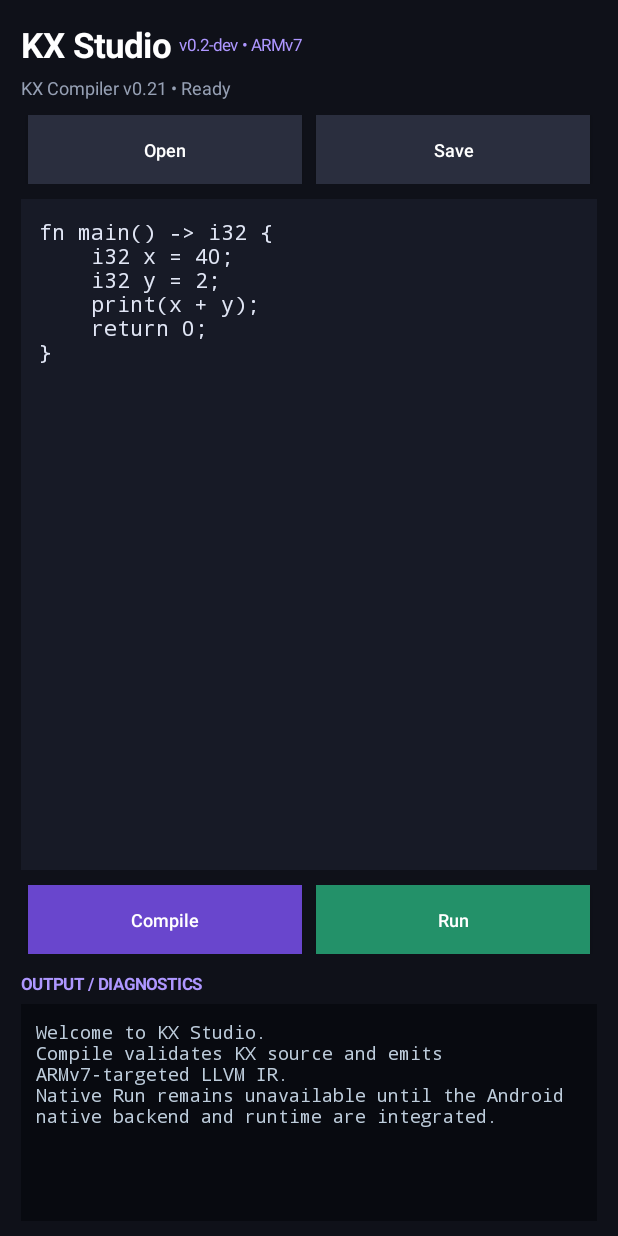
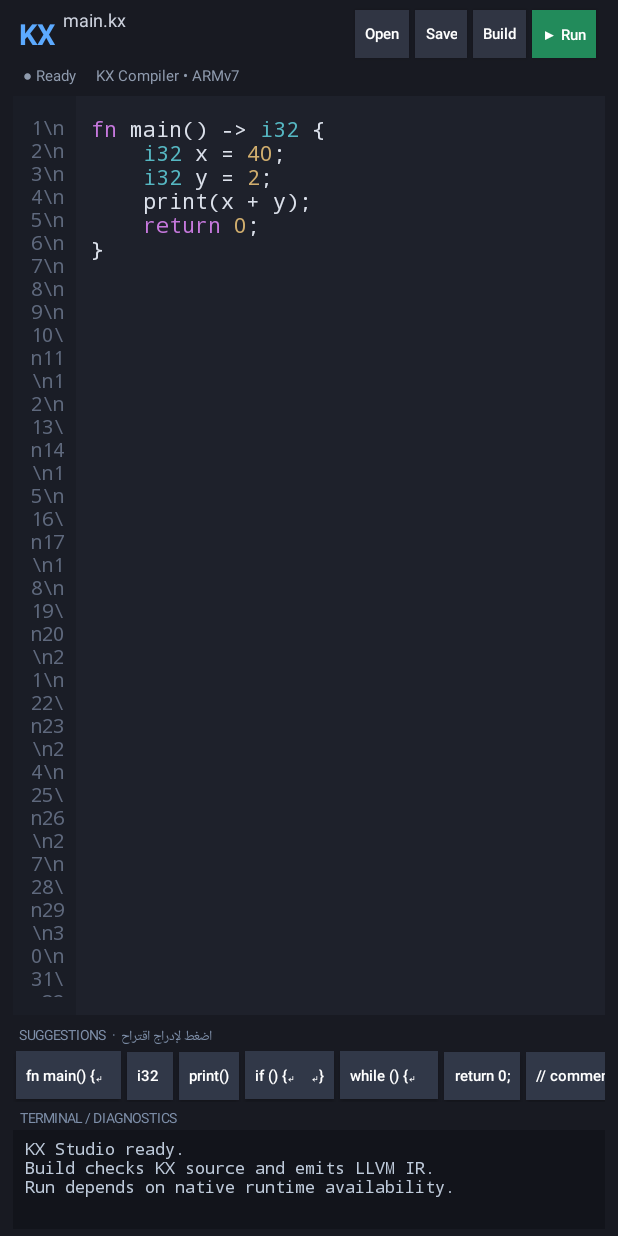
Before and after one commit to khalilxmodz-stack/KX_programingLung_project, an Android app: the screen it shows after launch (MainActivity), on a phone screen of 412 x 824 dp. Run offline under Robolectric (Android 15) with nearby library versions, the phone set to English and light mode, and no system bars; 1 statement that could not run was skipped.

Commit message:
Add VS Code-like landscape editor UI and coding assistance

```diff
--- a/app/src/main/java/com/khalilxmodz/kxstudio/MainActivity.kt
+++ b/app/src/main/java/com/khalilxmodz/kxstudio/MainActivity.kt
@@ -8,15 +8,24 @@ import android.net.Uri
 import android.os.Bundle
 import android.os.Handler
 import android.os.Looper
+import android.text.Editable
+import android.text.Spannable
+import android.text.SpannableString
+import android.text.TextWatcher
+import android.text.style.ForegroundColorSpan
 import android.view.Gravity
+import android.view.KeyEvent
+import android.view.View
 import android.view.ViewGroup
 import android.widget.Button
 import android.widget.EditText
+import android.widget.HorizontalScrollView
 import android.widget.LinearLayout
 import android.widget.ScrollView
 import android.widget.TextView
 import android.widget.Toast
 import java.util.concurrent.Executors
+import java.util.regex.Pattern
 
 class MainActivity : Activity() {
     private lateinit var editor: EditText
@@ -24,6 +33,8 @@ class MainActivity : Activity() {
     private lateinit var status: TextView
     private lateinit var compileButton: Button
     private lateinit var runButton: Button
+    private var applyingHighlight = false
+    private var applyingPair = false
 
     private val worker = Executors.newSingleThreadExecutor()
     private val mainHandler = Handler(Looper.getMainLooper())
@@ -43,13 +54,17 @@ class MainActivity : Activity() {
     return 0;
 }
 """
+        private val KEYWORDS = Pattern.compile("\\b(fn|return|if|else|while|for|break|continue|true|false|null|struct|enum|const|let|mut|pub|import|include)\\b")
+        private val TYPES = Pattern.compile("\\b(i8|i16|i32|i64|u8|u16|u32|u64|f32|f64|bool|void|string|char)\\b")
+        private val NUMBERS = Pattern.compile("\\b[0-9]+(\\.[0-9]+)?\\b")
+        private val STRINGS = Pattern.compile("\"([^\\\\\"]|\\\\.)*\"|'([^\\\\']|\\\\.)*'")
+        private val COMMENTS = Pattern.compile("//[^\\n]*|/\\*[\\s\\S]*?\\*/")
     }
 
     override fun onCreate(savedInstanceState: Bundle?) {
         super.onCreate(savedInstanceState)
-        window.statusBarColor = Color.rgb(15, 17, 25)
-        window.navigationBarColor = Color.rgb(15, 17, 25)
-        window.decorView.systemUiVisibility = 0
+        window.statusBarColor = Color.rgb(24, 26, 34)
+        window.navigationBarColor = Color.rgb(24, 26, 34)
         buildUi(savedInstanceState?.getString(STATE_SOURCE))
     }
 
@@ -61,105 +76,215 @@ class MainActivity : Activity() {
     private fun buildUi(restoredSource: String?) {
         val root = LinearLayout(this).apply {
             orientation = LinearLayout.VERTICAL
-            setPadding(dp(14), dp(14), dp(14), dp(10))
-            setBackgroundColor(Color.rgb(15, 17, 25))
+            setPadding(dp(9), dp(5), dp(9), dp(5))
+            setBackgroundColor(Color.rgb(24, 26, 34))
         }
-        val header = LinearLayout(this).apply { orientation = LinearLayout.HORIZONTAL; gravity = Gravity.CENTER_VERTICAL }
+
+        // Compact VS Code-like top command bar; Run stays at the top.
+        val toolbar = LinearLayout(this).apply {
+            orientation = LinearLayout.HORIZONTAL
+            gravity = Gravity.CENTER_VERTICAL
+            setPadding(dp(4), 0, dp(4), 0)
+        }
         val brand = TextView(this).apply {
-            text = "KX Studio"
-            textSize = 23f
-            setTextColor(Color.WHITE)
+            text = "KX"
+            textSize = 19f
             typeface = Typeface.create("sans-serif", Typeface.BOLD)
+            setTextColor(Color.rgb(92, 170, 255))
         }
-        val version = TextView(this).apply {
-            text = "  v0.2-dev • ARMv7"
-            textSize = 11f
-            setTextColor(Color.rgb(174, 151, 255))
+        val fileName = TextView(this).apply {
+            text = "  main.kx"
+            textSize = 12f
+            setTextColor(Color.rgb(205, 210, 222))
         }
-        header.addView(brand)
-        header.addView(version)
-        root.addView(header)
+        toolbar.addView(brand)
+        toolbar.addView(fileName, LinearLayout.LayoutParams(0, dp(36), 1f))
+        val open = smallButton("Open") { openFile() }
+        val save = smallButton("Save") { saveFile() }
+        compileButton = smallButton("Build") { compile() }
+        runButton = smallButton("▶ Run", Color.rgb(34, 139, 91)) { runCode() }
+        toolbar.addView(open)
+        toolbar.addView(save)
+        toolbar.addView(compileButton)
+        toolbar.addView(runButton)
+        root.addView(toolbar)
 
         status = TextView(this).apply {
-            text = "KX Compiler v0.21 • Ready"
-            textSize = 12f
-            setTextColor(Color.rgb(150, 160, 180))
-            setPadding(0, dp(5), 0, dp(10))
+            text = "● Ready     KX Compiler • ARMv7"
+            textSize = 10f
+            setTextColor(Color.rgb(143, 155, 174))
+            setPadding(dp(7), dp(2), 0, dp(4))
         }
         root.addView(status)
 
-        val fileRow = LinearLayout(this).apply { orientation = LinearLayout.HORIZONTAL }
-        fileRow.addView(actionButton("Open", Color.rgb(42, 46, 62)) { openFile() }, weight())
-        fileRow.addView(actionButton("Save", Color.rgb(42, 46, 62)) { saveFile() }, weight())
-        root.addView(fileRow)
-
+        val editorFrame = LinearLayout(this).apply {
+            orientation = LinearLayout.HORIZONTAL
+            setBackgroundColor(Color.rgb(30, 33, 43))
+        }
+        val lineNumbers = TextView(this).apply {
+            text = (1..60).joinToString("\\n") { it.toString() }
+            textSize = 13f
+            typeface = Typeface.MONOSPACE
+            gravity = Gravity.TOP or Gravity.END
+            setTextColor(Color.rgb(95, 105, 125))
+            setPadding(dp(8), dp(12), dp(8), dp(12))
+            setBackgroundColor(Color.rgb(26, 29, 38))
+        }
+        editorFrame.addView(lineNumbers, LinearLayout.LayoutParams(dp(42), ViewGroup.LayoutParams.MATCH_PARENT))
         editor = EditText(this).apply {
             setText(restoredSource ?: SAMPLE)
-            setTextColor(Color.rgb(225, 230, 245))
+            setTextColor(Color.rgb(220, 225, 235))
             setHintTextColor(Color.GRAY)
-            setBackgroundColor(Color.rgb(23, 26, 38))
+            setBackgroundColor(Color.TRANSPARENT)
             textSize = 14f
             typeface = Typeface.MONOSPACE
             gravity = Gravity.TOP or Gravity.START
-            setPadding(dp(12), dp(12), dp(12), dp(12))
+            setPadding(dp(10), dp(12), dp(12), dp(12))
             setHorizontallyScrolling(true)
             isSingleLine = false
-            minLines = 11
-            maxLines = 24
+            minLines = 12
+            setTextIsSelectable(true)
         }
-        root.addView(editor, LinearLayout.LayoutParams(ViewGroup.LayoutParams.MATCH_PARENT, 0, 1f).apply {
-            topMargin = dp(10)
-            bottomMargin = dp(10)
+        editorFrame.addView(editor, LinearLayout.LayoutParams(0, ViewGroup.LayoutParams.MATCH_PARENT, 1f))
+        root.addView(editorFrame, LinearLayout.LayoutParams(ViewGroup.LayoutParams.MATCH_PARENT, 0, 1f).apply {
+            topMargin = dp(3)
+            bottomMargin = dp(5)
         })
 
-        val actions = LinearLayout(this).apply { orientation = LinearLayout.HORIZONTAL }
-        compileButton = actionButton("Compile", Color.rgb(105, 70, 205)) { compile() }
-        runButton = actionButton("Run", Color.rgb(35, 145, 105)) { runCode() }
-        actions.addView(compileButton, weight())
-        actions.addView(runButton, weight())
-        root.addView(actions)
+        // Lightweight inline coding help: tap a completion to insert it at the cursor.
+        val helpTitle = TextView(this).apply {
+            text = "SUGGESTIONS  ·  اضغط لإدراج اقتراح"
+            textSize = 9f
+            setTextColor(Color.rgb(126, 143, 169))
+            setPadding(dp(4), dp(2), 0, dp(2))
+        }
+        root.addView(helpTitle)
+        val suggestionScroll = HorizontalScrollView(this).apply { isHorizontalScrollBarEnabled = false }
+        val suggestions = LinearLayout(this).apply { orientation = LinearLayout.HORIZONTAL }
+        listOf("fn main() {\n    \n}", "i32 ", "print()", "if () {\n    \n}", "while () {\n    \n}", "return 0;", "// comment").forEach { snippet ->
+            val chip = smallButton(snippet.replace("\n", "↵").take(14), Color.rgb(49, 56, 72)) {
+                insertCompletion(snippet)
+            }
+            suggestions.addView(chip)
+        }
+        suggestionScroll.addView(suggestions)
+        root.addView(suggestionScroll, LinearLayout.LayoutParams(ViewGroup.LayoutParams.MATCH_PARENT, dp(34)))
 
-        val outputTitle = TextView(this).apply {
-            text = "OUTPUT / DIAGNOSTICS"
-            textSize = 11f
-            setTextColor(Color.rgb(174, 151, 255))
-            setPadding(0, dp(12), 0, dp(6))
-            typeface = Typeface.DEFAULT_BOLD
+        val outputHeader = TextView(this).apply {
+            text = "TERMINAL / DIAGNOSTICS"
+            textSize = 9f
+            setTextColor(Color.rgb(126, 143, 169))
+            setPadding(dp(5), dp(4), 0, dp(2))
         }
-        root.addView(outputTitle)
-
+        root.addView(outputHeader)
         val outputScroll = ScrollView(this).apply {
-            setBackgroundColor(Color.rgb(8, 10, 16))
+            setBackgroundColor(Color.rgb(18, 20, 27))
             isFillViewport = true
         }
         output = TextView(this).apply {
-            text = "Welcome to KX Studio.\nCompile validates KX source and emits ARMv7-targeted LLVM IR.\nNative Run remains unavailable until the Android native backend and runtime are integrated."
-            textSize = 12f
+            text = "KX Studio ready.\nBuild checks KX source and emits LLVM IR.\nRun depends on native runtime availability."
+            textSize = 11f
             typeface = Typeface.MONOSPACE
-            setTextColor(Color.rgb(190, 205, 220))
-            setPadding(dp(10), dp(10), dp(10), dp(10))
+            setTextColor(Color.rgb(190, 202, 218))
+            setPadding(dp(8), dp(5), dp(8), dp(5))
         }
         outputScroll.addView(output)
-        root.addView(outputScroll, LinearLayout.LayoutParams(ViewGroup.LayoutParams.MATCH_PARENT, dp(145)))
+        root.addView(outputScroll, LinearLayout.LayoutParams(ViewGroup.LayoutParams.MATCH_PARENT, dp(66)))
         setContentView(root)
+
+        installEditorAssistance()
+        highlightEditor()
     }
 
-    private fun actionButton(label: String, color: Int, action: () -> Unit): Button = Button(this).apply {
+    private fun smallButton(label: String, color: Int = Color.rgb(48, 53, 67), action: () -> Unit): Button =
+        Button(this).apply {
             text = label
-        textSize = 12f
+            textSize = 10f
             isAllCaps = false
+            minWidth = dp(0)
+            minimumWidth = dp(0)
+            minHeight = dp(30)
+            minimumHeight = dp(30)
+            setPadding(dp(7), 0, dp(7), 0)
             setTextColor(Color.WHITE)
             setBackgroundColor(color)
             setOnClickListener { action() }
-        minHeight = dp(44)
+            layoutParams = LinearLayout.LayoutParams(ViewGroup.LayoutParams.WRAP_CONTENT, dp(32)).apply {
+                marginStart = dp(2)
+                marginEnd = dp(2)
             }
-
-    private fun weight() = LinearLayout.LayoutParams(0, dp(46), 1f).apply {
-        marginEnd = dp(5)
-        marginStart = dp(5)
         }
 
     private fun dp(value: Int) = (value * resources.displayMetrics.density).toInt()
+
+    private fun installEditorAssistance() {
+        editor.addTextChangedListener(object : TextWatcher {
+            override fun beforeTextChanged(s: CharSequence?, start: Int, count: Int, after: Int) {}
+            override fun onTextChanged(s: CharSequence?, start: Int, before: Int, count: Int) {
+                if (applyingPair || s == null || before != 0 || count != 1 || start >= s.length) return
+                val closing = when (s[start]) {
+                    '(' -> ")"
+                    '{' -> "}"
+                    '[' -> "]"
+                    '"' -> "\""
+                    else -> null
+                } ?: return
+                applyingPair = true
+                editor.text.insert(start + 1, closing)
+                editor.setSelection(start + 1)
+                applyingPair = false
+            }
+            override fun afterTextChanged(s: Editable?) {
+                if (!applyingHighlight) highlightEditor()
+            }
+        })
+        editor.setOnKeyListener { _, keyCode, event ->
+            if (keyCode == KeyEvent.KEYCODE_ENTER && event.action == KeyEvent.ACTION_DOWN) {
+                val cursor = editor.selectionStart.coerceAtLeast(0)
+                val beforeCursor = editor.text.substring(0, cursor)
+                val currentLine = beforeCursor.substringAfterLast('\n')
+                val indent = currentLine.takeWhile { it == ' ' || it == '\t' }
+                val extra = if (currentLine.trimEnd().endsWith("{")) "    " else ""
+                editor.text.insert(cursor, "\n$indent$extra")
+                editor.setSelection(cursor + 1 + indent.length + extra.length)
+                return@setOnKeyListener true
+            }
+            false
+        }
+    }
+
+    private fun highlightEditor() {
+        if (!::editor.isInitialized || applyingHighlight) return
+        val text = editor.text.toString()
+        val cursor = editor.selectionStart.coerceIn(0, text.length)
+        val styled = SpannableString(text)
+        fun colorMatches(pattern: Pattern, color: Int) {
+            val matcher = pattern.matcher(text)
+            while (matcher.find()) styled.setSpan(
+                ForegroundColorSpan(color), matcher.start(), matcher.end(), Spannable.SPAN_EXCLUSIVE_EXCLUSIVE
+            )
+        }
+        colorMatches(COMMENTS, Color.rgb(112, 153, 119))
+        colorMatches(STRINGS, Color.rgb(215, 168, 112))
+        colorMatches(KEYWORDS, Color.rgb(198, 120, 221))
+        colorMatches(TYPES, Color.rgb(86, 183, 194))
+        colorMatches(NUMBERS, Color.rgb(209, 174, 110))
+        applyingHighlight = true
+        editor.setText(styled, TextView.BufferType.SPANNABLE)
+        editor.setSelection(cursor.coerceAtMost(editor.text.length))
+        applyingHighlight = false
+    }
+
+    private fun insertCompletion(snippet: String) {
+        val cursor = editor.selectionStart.coerceAtLeast(0)
+        val text = editor.text
+        var start = cursor
+        while (start > 0 && (text[start - 1].isLetterOrDigit() || text[start - 1] == '_')) start--
+        text.replace(start, cursor, snippet)
+        val newCursor = start + snippet.indexOf("\n").let { if (it >= 0) it + 1 else snippet.length }
+        editor.setSelection(newCursor.coerceIn(0, text.length))
+        editor.requestFocus()
+    }
 
     private fun setBusy(busy: Boolean) {
         compileButton.isEnabled = !busy
@@ -168,20 +293,13 @@ class MainActivity : Activity() {
         runButton.alpha = if (busy) 0.55f else 1f
     }
 
-    private fun executeNativeTask(
-        startMessage: String,
-        task: (String) -> String,
-        resultStatus: (String) -> String
-    ) {
+    private fun executeNativeTask(startMessage: String, task: (String) -> String, resultStatus: (String) -> String) {
         val source = editor.text.toString()
         setBusy(true)
         status.text = startMessage
         worker.execute {
-            val result = try {
-                task(source)
-            } catch (error: Throwable) {
-                "NATIVE ERROR\n${error.javaClass.simpleName}: ${error.message ?: "Unknown error"}"
-            }
+            val result = try { task(source) }
+            catch (error: Throwable) { "NATIVE ERROR\\n${error.javaClass.simpleName}: ${error.message ?: "Unknown error"}" }
             mainHandler.post {
                 if (isFinishing || isDestroyed) return@post
                 output.text = result
@@ -193,26 +311,21 @@ class MainActivity : Activity() {
 
     private fun compile() {
         executeNativeTask(
-            "Compiling KX source in background…",
+            "Building KX source…",
             { source -> nativeCompile(source) },
-            { result ->
-                if (result.startsWith("KX FRONTEND: SUCCESS")) "KX frontend + LLVM IR succeeded"
-                else "Compile failed • See diagnostics"
-            }
+            { result -> if (result.startsWith("KX FRONTEND: SUCCESS")) "Build succeeded • LLVM IR ready" else "Build failed • See diagnostics" }
         )
     }
 
     private fun runCode() {
         executeNativeTask(
-            "Checking native runtime in background…",
+            "Running KX program…",
             { source -> nativeRun(source) },
-            { result ->
-                when {
+            { result -> when {
                 result.startsWith("NATIVE ARMv7 RUN: SUCCESS") -> "Native ARMv7 execution succeeded"
                 result.startsWith("NATIVE ARMv7 RUN: FAILED") -> "Native execution failed • See output"
-                    else -> "LLVM runtime unavailable • See output"
-                }
-            }
+                else -> "Runtime unavailable • See output"
+            } }
         )
     }
 
@@ -243,12 +356,10 @@ class MainActivity : Activity() {
             when (requestCode) {
                 OPEN_FILE -> {
                     val contents = contentResolver.openInputStream(uri)?.bufferedReader()?.use { it.readText() }
-                    if (contents != null) editor.setText(contents)
-                    else throw IllegalStateException("Unable to open selected file")
+                    if (contents != null) editor.setText(contents) else throw IllegalStateException("Unable to open selected file")
                 }
                 SAVE_FILE -> {
-                    val stream = contentResolver.openOutputStream(uri)
-                        ?: throw IllegalStateException("Unable to create selected file")
+                    val stream = contentResolver.openOutputStream(uri) ?: throw IllegalStateException("Unable to create selected file")
                     stream.bufferedWriter().use { it.write(editor.text.toString()) }
                 }
             }
```
Lines whose indentation alone changed are shown as unchanged.
